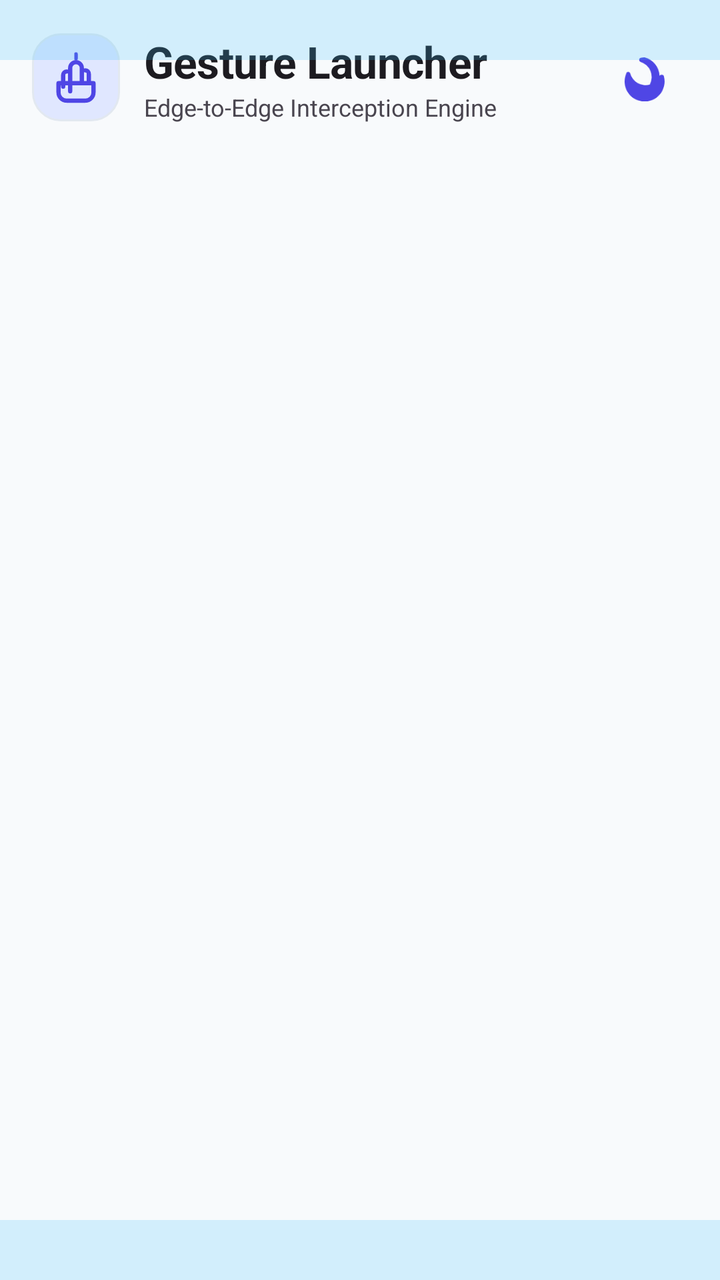
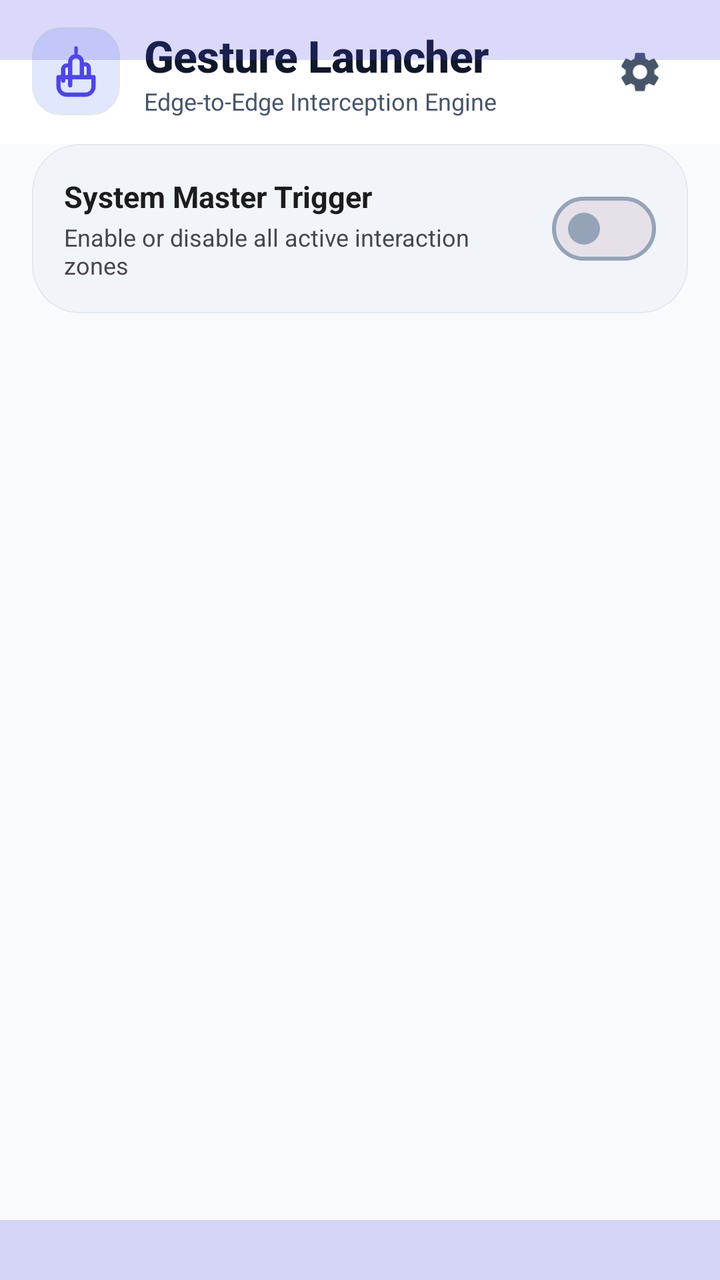

Screens rendered from an Android XML layout before and after an edit, with the pre-edit source and the edit as a unified diff.
<!-- AndroidManifest.xml: activity theme Theme.MyApplication -->
<!-- res/layout/activity_main.xml -->
<?xml version="1.0" encoding="utf-8"?>
<RelativeLayout xmlns:android="http://schemas.android.com/apk/res/android"
    xmlns:app="http://schemas.android.com/apk/res-auto"
    android:id="@+id/root_layout"
    android:layout_width="match_parent"
    android:layout_height="match_parent"
    android:background="?android:attr/windowBackground">

    <LinearLayout
        android:layout_width="match_parent"
        android:layout_height="match_parent"
        android:orientation="vertical">

        
        <RelativeLayout
            android:id="@+id/header_layout_container"
            android:layout_width="match_parent"
            android:layout_height="wrap_content"
            android:layout_marginTop="8dp"
            android:layout_marginBottom="8dp"
            android:paddingHorizontal="16dp"
            android:paddingVertical="8dp">

            <LinearLayout
                android:layout_width="wrap_content"
                android:layout_height="wrap_content"
                android:orientation="horizontal"
                android:gravity="center_vertical"
                android:layout_alignParentStart="true">

                <androidx.appcompat.widget.AppCompatImageView
                    android:id="@+id/header_icon"
                    android:layout_width="44dp"
                    android:layout_height="44dp"
                    android:background="@drawable/card_purple_shape"
                    android:padding="8dp"
                    android:src="@drawable/ic_gesture_logo"
                    app:tint="?attr/colorPrimary"
                    android:layout_marginEnd="12dp" />

                <LinearLayout
                    android:layout_width="wrap_content"
                    android:layout_height="wrap_content"
                    android:orientation="vertical">

                    <TextView
                        android:id="@+id/tv_title"
                        android:layout_width="wrap_content"
                        android:layout_height="wrap_content"
                        android:text="@string/app_name"
                        android:textColor="?android:attr/textColorPrimary"
                        android:textSize="22sp"
                        android:textStyle="bold"
                        android:letterSpacing="-0.01" />

                    <TextView
                        android:layout_width="wrap_content"
                        android:layout_height="wrap_content"
                        android:text="Edge-to-Edge Interception Engine"
                        android:textColor="?android:attr/textColorSecondary"
                        android:textSize="12sp" />
                </LinearLayout>
            </LinearLayout>

            <androidx.appcompat.widget.AppCompatImageButton
                android:id="@+id/btn_theme_toggle"
                android:layout_width="44dp"
                android:layout_height="44dp"
                android:background="?attr/selectableItemBackgroundBorderless"
                android:scaleType="centerInside"
                android:src="@drawable/ic_theme_toggle"
                android:contentDescription="Toggle Dark Mode"
                app:tint="?attr/colorPrimary"
                android:layout_alignParentEnd="true"
                android:layout_centerVertical="true" />
        </RelativeLayout>

        
        <com.google.android.material.tabs.TabLayout
            android:id="@+id/tab_layout"
            android:layout_width="match_parent"
            android:layout_height="wrap_content"
            android:background="?android:attr/windowBackground"
            app:tabGravity="fill"
            app:tabMode="fixed"
            app:tabTextColor="?android:attr/textColorSecondary"
            app:tabSelectedTextColor="?attr/colorPrimary"
            app:tabIndicatorColor="?attr/colorPrimary" />

        
        <androidx.viewpager2.widget.ViewPager2
            android:id="@+id/view_pager"
            android:layout_width="match_parent"
            android:layout_height="0dp"
            android:layout_weight="1" />

    </LinearLayout>

    
    <View
        android:id="@+id/top_live_preview_box"
        android:layout_width="match_parent"
        android:layout_height="30dp"
        android:layout_alignParentTop="true"
        android:background="#3338BDF8"/>

    
    <View
        android:id="@+id/bottom_live_preview_box"
        android:layout_width="match_parent"
        android:layout_height="30dp"
        android:layout_alignParentBottom="true"
        android:background="#3338BDF8"/>

</RelativeLayout>
<!-- resources referenced by this layout -->
<resources>
  <!-- drawable card_purple_shape (drawable) -->
  <?xml version="1.0" encoding="utf-8"?>
  <shape xmlns:android="http://schemas.android.com/apk/res/android"
      android:shape="rectangle">
      <solid android:color="?attr/colorPrimaryContainer" />
      <corners android:radius="14dp" />
      <stroke android:width="1dp" android:color="?attr/colorOutlineVariant" />
  </shape>
  <!-- drawable ic_gesture_logo (drawable) -->
  <vector xmlns:android="http://schemas.android.com/apk/res/android"
      android:width="24dp"
      android:height="24dp"
      android:viewportWidth="24"
      android:viewportHeight="24">
      
      <path
          android:strokeColor="#FFFFFF"
          android:strokeWidth="1.8"
          android:strokeLineCap="round"
          android:strokeLineJoin="round"
          android:pathData="M9.5,18 L9.5,8 C9.5,6.62 10.62,5.5 12,5.5 C13.38,5.5 14.5,6.62 14.5,8 L14.5,14" />
      <path
          android:strokeColor="#FFFFFF"
          android:strokeWidth="1.8"
          android:strokeLineCap="round"
          android:strokeLineJoin="round"
          android:pathData="M6.5,16 L6.5,11 C6.5,10.17 7.17,9.5 8,9.5" />
      <path
          android:strokeColor="#FFFFFF"
          android:strokeWidth="1.8"
          android:strokeLineCap="round"
          android:strokeLineJoin="round"
          android:pathData="M17.5,14 L17.5,10.5 C17.5,9.67 16.83,9 16,9" />
      <path
          android:strokeColor="#FFFFFF"
          android:strokeWidth="1.8"
          android:strokeLineCap="round"
          android:strokeLineJoin="round"
          android:pathData="M4.5,18.5 C4.5,20.43 6.07,22 8,22 L16,22 C17.93,22 19.5,20.43 19.5,18.5 L19.5,14.5 L4.5,14.5 Z" />
      <path
          android:strokeColor="#FFFFFF"
          android:strokeWidth="1.5"
          android:strokeLineCap="round"
          android:pathData="M12,2 L12,4" />
  </vector>
  <!-- drawable ic_theme_toggle (drawable) -->
  <vector xmlns:android="http://schemas.android.com/apk/res/android"
      android:width="24dp"
      android:height="24dp"
      android:viewportWidth="24"
      android:viewportHeight="24">
      <path
          android:fillColor="#FFFFFF"
          android:pathData="M12.3,2a10,10 0,0 0,-1.9 0.18,1 1 0,0 0,-0.78 1,1 1 0,0 0,0.67 1.08,8 8 0,0 1,4.6 11.4A8,8 0,0 1,5.1 10a1,1 0,0 0,-1.1 -0.7A1,1 0,0 0,3.1 10.15,10 10 0,1 0,22 11.7,1 1 0,0 0,20.84 10.7a1,1 0,0 0,-1.05 0.5A10.12,10.12 0,0 0,12.3 2Z" />
  </vector>
  <string name="app_name">Gesture Launcher</string>
  <!-- unchanged entries left out for length: 1 -->
</resources>

<!-- the commit's change to res/layout/activity_main.xml (unified diff, before → after) -->
@@ -12,21 +12,24 @@
         android:orientation="vertical">
 
         
-        <RelativeLayout
+        <LinearLayout
             android:id="@+id/header_layout_container"
             android:layout_width="match_parent"
             android:layout_height="wrap_content"
-            android:layout_marginTop="8dp"
-            android:layout_marginBottom="8dp"
-            android:paddingHorizontal="16dp"
-            android:paddingVertical="8dp">
+            android:orientation="horizontal"
+            android:gravity="center_vertical"
+            android:background="?attr/colorSurface"
+            android:paddingStart="16dp"
+            android:paddingEnd="16dp"
+            android:paddingTop="12dp"
+            android:paddingBottom="12dp">
 
             <LinearLayout
-                android:layout_width="wrap_content"
+                android:layout_width="0dp"
                 android:layout_height="wrap_content"
+                android:layout_weight="1"
                 android:orientation="horizontal"
-                android:gravity="center_vertical"
-                android:layout_alignParentStart="true">
+                android:gravity="center_vertical">
 
                 <androidx.appcompat.widget.AppCompatImageView
                     android:id="@+id/header_icon"
@@ -48,8 +51,9 @@
                         android:layout_width="wrap_content"
                         android:layout_height="wrap_content"
                         android:text="@string/app_name"
-                        android:textColor="?android:attr/textColorPrimary"
-                        android:textSize="22sp"
+                        android:textColor="?attr/colorOnSurface"
+                        android:textAppearance="?attr/textAppearanceTitleLarge"
+                        android:fontFamily="sans-serif-medium"
                         android:textStyle="bold"
                         android:letterSpacing="-0.01" />
 
@@ -57,23 +61,72 @@
                         android:layout_width="wrap_content"
                         android:layout_height="wrap_content"
                         android:text="Edge-to-Edge Interception Engine"
-                        android:textColor="?android:attr/textColorSecondary"
+                        android:textColor="?attr/colorOnSurfaceVariant"
                         android:textSize="12sp" />
                 </LinearLayout>
             </LinearLayout>
 
             <androidx.appcompat.widget.AppCompatImageButton
-                android:id="@+id/btn_theme_toggle"
-                android:layout_width="44dp"
-                android:layout_height="44dp"
+                android:id="@+id/btn_settings"
+                android:layout_width="48dp"
+                android:layout_height="48dp"
                 android:background="?attr/selectableItemBackgroundBorderless"
                 android:scaleType="centerInside"
-                android:src="@drawable/ic_theme_toggle"
-                android:contentDescription="Toggle Dark Mode"
-                app:tint="?attr/colorPrimary"
-                android:layout_alignParentEnd="true"
-                android:layout_centerVertical="true" />
-        </RelativeLayout>
+                android:src="@drawable/ic_settings"
+                android:contentDescription="Settings"
+                app:tint="?attr/colorOnSurfaceVariant" />
+        </LinearLayout>
+
+        
+        <com.google.android.material.card.MaterialCardView
+            android:layout_width="match_parent"
+            android:layout_height="wrap_content"
+            app:cardCornerRadius="24dp"
+            app:cardElevation="0dp"
+            app:strokeWidth="0.8dp"
+            app:strokeColor="?attr/colorOutlineVariant"
+            app:cardBackgroundColor="?attr/colorSurfaceContainerHigh"
+            android:layout_marginHorizontal="16dp"
+            android:layout_marginBottom="12dp">
+
+            <RelativeLayout
+                android:layout_width="match_parent"
+                android:layout_height="wrap_content"
+                android:padding="16dp">
+
+                <LinearLayout
+                    android:layout_width="wrap_content"
+                    android:layout_height="wrap_content"
+                    android:orientation="vertical"
+                    android:layout_alignParentStart="true"
+                    android:layout_toStartOf="@id/switch_master_enabled"
+                    android:layout_marginEnd="16dp">
+
+                    <TextView
+                        android:layout_width="wrap_content"
+                        android:layout_height="wrap_content"
+                        android:text="System Master Trigger"
+                        android:textColor="?android:attr/textColorPrimary"
+                        android:textSize="15sp"
+                        android:textStyle="bold"/>
+
+                    <TextView
+                        android:layout_width="wrap_content"
+                        android:layout_height="wrap_content"
+                        android:text="Enable or disable all active interaction zones"
+                        android:textColor="?android:attr/textColorSecondary"
+                        android:textSize="12sp"
+                        android:layout_marginTop="2dp" />
+                </LinearLayout>
+
+                <com.google.android.material.materialswitch.MaterialSwitch
+                    android:id="@+id/switch_master_enabled"
+                    android:layout_width="wrap_content"
+                    android:layout_height="wrap_content"
+                    android:layout_alignParentEnd="true"
+                    android:layout_centerVertical="true" />
+            </RelativeLayout>
+        </com.google.android.material.card.MaterialCardView>
 
         
         <com.google.android.material.tabs.TabLayout
@@ -102,7 +155,8 @@
         android:layout_width="match_parent"
         android:layout_height="30dp"
         android:layout_alignParentTop="true"
-        android:background="#3338BDF8"/>
+        android:background="?attr/colorPrimary"
+        android:alpha="0.2" />
 
     
     <View
@@ -110,6 +164,7 @@
         android:layout_width="match_parent"
         android:layout_height="30dp"
         android:layout_alignParentBottom="true"
-        android:background="#3338BDF8"/>
+        android:background="?attr/colorPrimary"
+        android:alpha="0.2" />
 
 </RelativeLayout>
<!-- resource entries referenced after the edit -->
@@ -45,15 +45,15 @@
           android:strokeLineCap="round"
           android:pathData="M12,2 L12,4" />
   </vector>
-  <!-- drawable ic_theme_toggle (drawable) -->
+  <!-- drawable ic_settings (drawable) -->
   <vector xmlns:android="http://schemas.android.com/apk/res/android"
       android:width="24dp"
       android:height="24dp"
-      android:viewportWidth="24"
-      android:viewportHeight="24">
+      android:viewportWidth="24.0"
+      android:viewportHeight="24.0">
       <path
-          android:fillColor="#FFFFFF"
-          android:pathData="M12.3,2a10,10 0,0 0,-1.9 0.18,1 1 0,0 0,-0.78 1,1 1 0,0 0,0.67 1.08,8 8 0,0 1,4.6 11.4A8,8 0,0 1,5.1 10a1,1 0,0 0,-1.1 -0.7A1,1 0,0 0,3.1 10.15,10 10 0,1 0,22 11.7,1 1 0,0 0,20.84 10.7a1,1 0,0 0,-1.05 0.5A10.12,10.12 0,0 0,12.3 2Z" />
+          android:fillColor="#FF000000"
+          android:pathData="M19.14,12.94c0.04,-0.3 0.06,-0.61 0.06,-0.94c0,-0.32 -0.02,-0.64 -0.07,-0.94l2.03,-1.58c0.18,-0.14 0.23,-0.41 0.12,-0.61l-1.92,-3.32c-0.12,-0.22 -0.37,-0.29 -0.59,-0.22l-2.39,0.96c-0.5,-0.38 -1.03,-0.7 -1.62,-0.94L14.4,2.81c-0.04,-0.24 -0.24,-0.41 -0.48,-0.41h-3.84c-0.24,0 -0.43,0.17 -0.47,0.41L9.25,5.35C8.66,5.59 8.13,5.91 7.63,6.29L5.24,5.33c-0.22,-0.08 -0.47,0 -0.59,0.22L2.73,8.87c-0.11,0.21 -0.06,0.47 0.12,0.61l2.03,1.58C4.84,11.36 4.8,11.67 4.8,12c0,0.33 0.02,0.64 0.07,0.94l-2.03,1.58c-0.18,0.14 -0.23,0.41 -0.12,0.61l1.92,3.32c0.12,0.22 0.37,0.29 0.59,0.22l2.39,-0.96c0.5,0.38 1.03,0.7 1.62,0.94l0.36,2.54c0.05,0.24 0.24,0.41 0.48,0.41h3.84c0.24,0 0.44,-0.17 0.47,-0.41l0.36,-2.54c0.59,-0.24 1.13,-0.56 1.62,-0.94l2.39,0.96c0.22,0.08 0.47,0 0.59,-0.22l1.92,-3.32c0.11,-0.22 0.07,-0.47 -0.12,-0.61L19.14,12.94zM12,15.6c-1.98,0 -3.6,-1.62 -3.6,-3.6s1.62,-3.6 3.6,-3.6s3.6,1.62 3.6,3.6S13.98,15.6 12,15.6z"/>
   </vector>
   <string name="app_name">Gesture Launcher</string>
   <!-- unchanged entries left out for length: 1 -->
